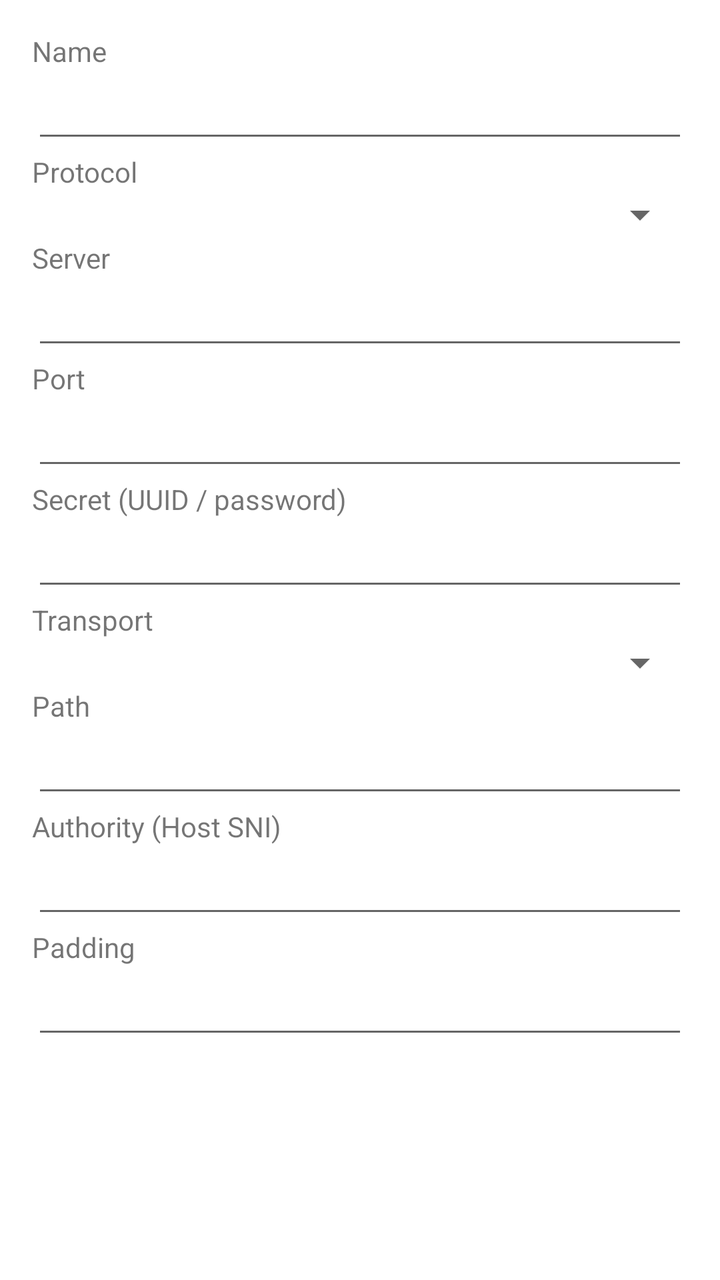
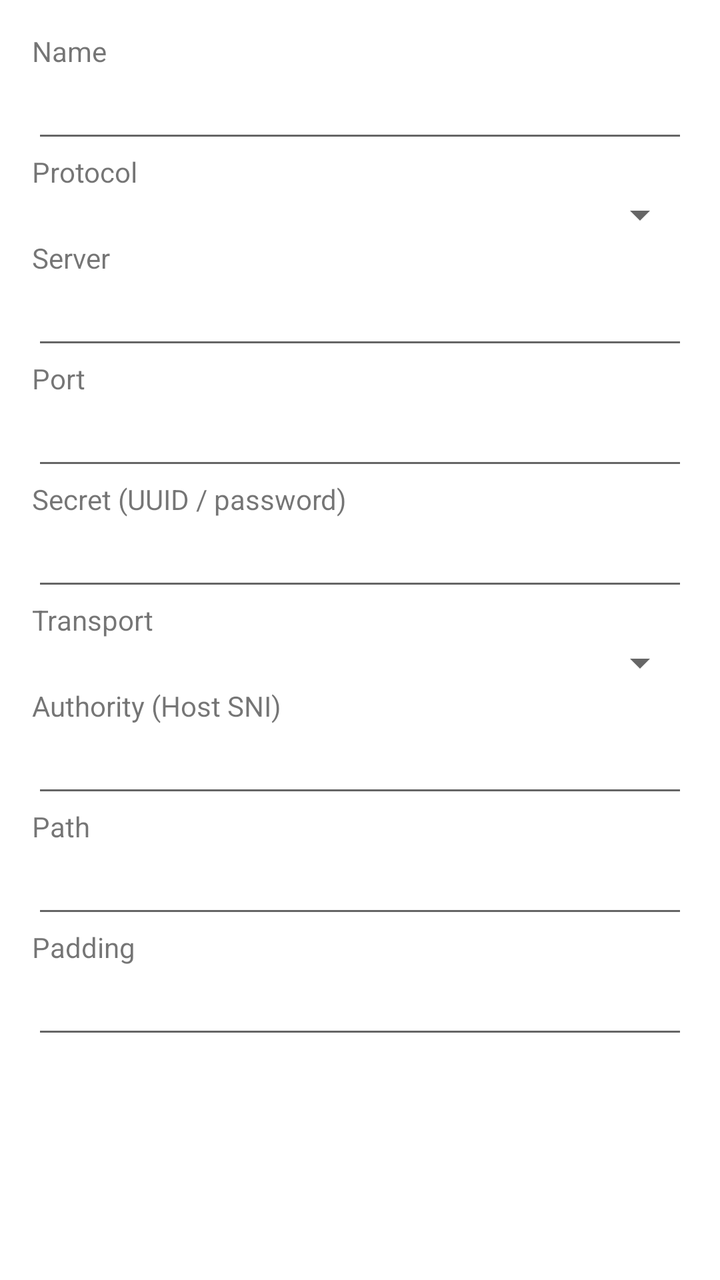

The first picture is an Android layout as it rendered before a commit; the second is the same layout after the commit. The layout source and the unified diff follow.
<!-- AndroidManifest.xml: fallback theme Theme.MaterialComponents.DayNight.NoActionBar -->
<!-- res/layout/dialog_node.xml -->
<?xml version="1.0" encoding="utf-8"?>
<ScrollView xmlns:android="http://schemas.android.com/apk/res/android"
    android:layout_width="match_parent"
    android:layout_height="wrap_content">

    <LinearLayout
        android:layout_width="match_parent"
        android:layout_height="wrap_content"
        android:orientation="vertical"
        android:padding="16dp">

        <TextView
            android:layout_width="wrap_content"
            android:layout_height="wrap_content"
            android:text="@string/field_name" />

        <EditText
            android:id="@+id/name_input"
            android:layout_width="match_parent"
            android:layout_height="wrap_content"
            android:inputType="text" />

        <TextView
            android:layout_width="wrap_content"
            android:layout_height="wrap_content"
            android:text="@string/field_protocol" />

        <Spinner
            android:id="@+id/protocol_spinner"
            android:layout_width="match_parent"
            android:layout_height="wrap_content" />

        <TextView
            android:layout_width="wrap_content"
            android:layout_height="wrap_content"
            android:text="@string/field_server" />

        <EditText
            android:id="@+id/server_input"
            android:layout_width="match_parent"
            android:layout_height="wrap_content"
            android:inputType="textUri" />

        <TextView
            android:layout_width="wrap_content"
            android:layout_height="wrap_content"
            android:text="@string/field_port" />

        <EditText
            android:id="@+id/port_input"
            android:layout_width="match_parent"
            android:layout_height="wrap_content"
            android:inputType="number" />

        <TextView
            android:layout_width="wrap_content"
            android:layout_height="wrap_content"
            android:text="@string/field_secret" />

        <EditText
            android:id="@+id/secret_input"
            android:layout_width="match_parent"
            android:layout_height="wrap_content"
            android:inputType="textVisiblePassword" />

        <TextView
            android:layout_width="wrap_content"
            android:layout_height="wrap_content"
            android:text="@string/field_transport" />

        <Spinner
            android:id="@+id/transport_spinner"
            android:layout_width="match_parent"
            android:layout_height="wrap_content" />

        <TextView
            android:layout_width="wrap_content"
            android:layout_height="wrap_content"
            android:text="@string/field_path" />

        <EditText
            android:id="@+id/path_input"
            android:layout_width="match_parent"
            android:layout_height="wrap_content"
            android:inputType="text" />

        <TextView
            android:layout_width="wrap_content"
            android:layout_height="wrap_content"
            android:text="@string/field_authority" />

        <EditText
            android:id="@+id/authority_input"
            android:layout_width="match_parent"
            android:layout_height="wrap_content"
            android:inputType="textUri" />

        <TextView
            android:layout_width="wrap_content"
            android:layout_height="wrap_content"
            android:text="@string/field_padding" />

        <EditText
            android:id="@+id/padding_input"
            android:layout_width="match_parent"
            android:layout_height="wrap_content"
            android:inputType="text" />
    </LinearLayout>
</ScrollView>
<!-- resources referenced by this layout -->
<resources>
  <string name="field_authority">Authority (Host SNI)</string>
  <string name="field_name">Name</string>
  <string name="field_padding">Padding</string>
  <string name="field_path">Path</string>
  <string name="field_port">Port</string>
  <string name="field_protocol">Protocol</string>
  <string name="field_secret">Secret (UUID / password)</string>
  <string name="field_server">Server</string>
  <string name="field_transport">Transport</string>
</resources>

<!-- the commit's change to res/layout/dialog_node.xml (unified diff, before → after) -->
@@ -52,16 +52,23 @@
             android:layout_height="wrap_content"
             android:inputType="number" />
 
-        <TextView
-            android:layout_width="wrap_content"
-            android:layout_height="wrap_content"
-            android:text="@string/field_secret" />
-
-        <EditText
-            android:id="@+id/secret_input"
+        <LinearLayout
+            android:id="@+id/row_secret"
             android:layout_width="match_parent"
             android:layout_height="wrap_content"
-            android:inputType="textVisiblePassword" />
+            android:orientation="vertical">
+
+            <TextView
+                android:layout_width="wrap_content"
+                android:layout_height="wrap_content"
+                android:text="@string/field_secret" />
+
+            <EditText
+                android:id="@+id/secret_input"
+                android:layout_width="match_parent"
+                android:layout_height="wrap_content"
+                android:inputType="textVisiblePassword" />
+        </LinearLayout>
 
         <TextView
             android:layout_width="wrap_content"
@@ -73,37 +80,66 @@
             android:layout_width="match_parent"
             android:layout_height="wrap_content" />
 
-        <TextView
-            android:layout_width="wrap_content"
-            android:layout_height="wrap_content"
-            android:text="@string/field_path" />
-
-        <EditText
-            android:id="@+id/path_input"
+        <LinearLayout
+            android:id="@+id/row_authority"
             android:layout_width="match_parent"
             android:layout_height="wrap_content"
-            android:inputType="text" />
+            android:orientation="vertical">
+
+            <TextView
+                android:layout_width="wrap_content"
+                android:layout_height="wrap_content"
+                android:text="@string/field_authority" />
+
+            <EditText
+                android:id="@+id/authority_input"
+                android:layout_width="match_parent"
+                android:layout_height="wrap_content"
+                android:inputType="textUri" />
+        </LinearLayout>
+
+        <LinearLayout
+            android:id="@+id/row_path"
+            android:layout_width="match_parent"
+            android:layout_height="wrap_content"
+            android:orientation="vertical">
+
+            <TextView
+                android:layout_width="wrap_content"
+                android:layout_height="wrap_content"
+                android:text="@string/field_path" />
+
+            <EditText
+                android:id="@+id/path_input"
+                android:layout_width="match_parent"
+                android:layout_height="wrap_content"
+                android:inputType="text" />
+        </LinearLayout>
+
+        <LinearLayout
+            android:id="@+id/row_padding"
+            android:layout_width="match_parent"
+            android:layout_height="wrap_content"
+            android:orientation="vertical">
+
+            <TextView
+                android:layout_width="wrap_content"
+                android:layout_height="wrap_content"
+                android:text="@string/field_padding" />
+
+            <EditText
+                android:id="@+id/padding_input"
+                android:layout_width="match_parent"
+                android:layout_height="wrap_content"
+                android:inputType="text" />
+        </LinearLayout>
 
         <TextView
-            android:layout_width="wrap_content"
-            android:layout_height="wrap_content"
-            android:text="@string/field_authority" />
-
-        <EditText
-            android:id="@+id/authority_input"
+            android:id="@+id/form_msg"
             android:layout_width="match_parent"
             android:layout_height="wrap_content"
-            android:inputType="textUri" />
-
-        <TextView
-            android:layout_width="wrap_content"
-            android:layout_height="wrap_content"
-            android:text="@string/field_padding" />
-
-        <EditText
-            android:id="@+id/padding_input"
-            android:layout_width="match_parent"
-            android:layout_height="wrap_content"
-            android:inputType="text" />
+            android:paddingTop="8dp"
+            android:textColor="#c62828"
+            android:textSize="14sp" />
     </LinearLayout>
 </ScrollView>
